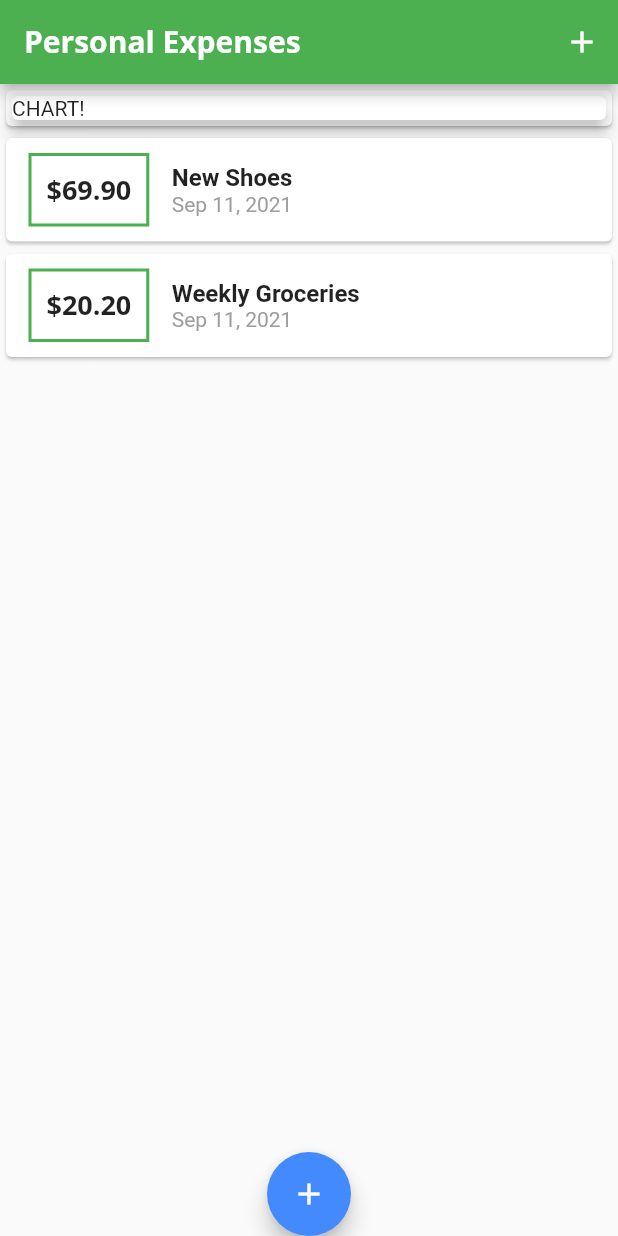
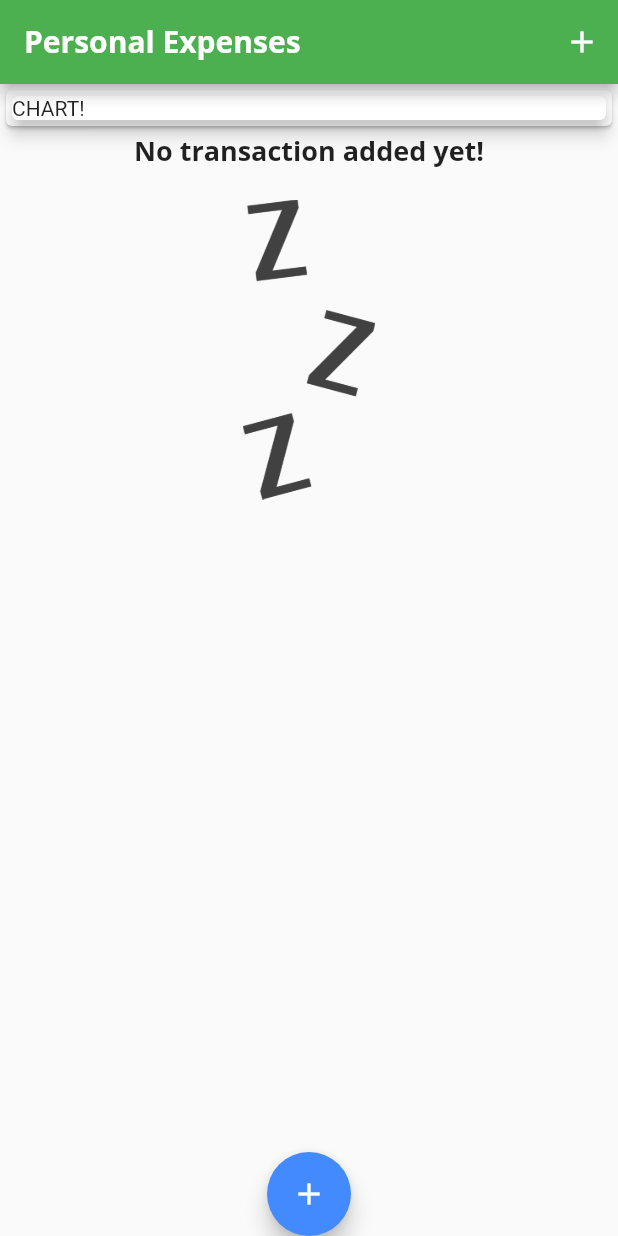
Before and after one commit to masashimorita/flutter-expenses-app, a Flutter app: the screen it shows after launch, on a phone screen of 412 x 824 dp. Run offline on Flutter 3.47's test engine with Material 2 defaults, Android fonts, the phone set to English and light mode, and no system bars.

Commit message:
feat: 🎸 Add Image to show when no transaction

```diff
--- a/lib/main.dart
+++ b/lib/main.dart
@@ -42,10 +42,7 @@ class MyHomePage extends StatefulWidget {
 }
 
 class _MyHomePageState extends State<MyHomePage> {
-  final List<Transaction> _userTransactions = [
-    Transaction('t1', 'New Shoes', 69.9, DateTime.now()),
-    Transaction('t1', 'Weekly Groceries', 20.2, DateTime.now()),
-  ];
+  final List<Transaction> _userTransactions = [];
 
   void _startAtNewTransaction(BuildContext ctx) {
     showModalBottomSheet(
--- a/lib/widgets/transaction_list.dart
+++ b/lib/widgets/transaction_list.dart
@@ -11,14 +11,31 @@ class TransactionList extends StatelessWidget {
   Widget build(BuildContext context) {
     return Container(
       height: 300,
-      child: ListView.builder(
-        itemBuilder: _buildTransactionItem,
-        itemCount: this.transactions.length,
+      child: this.transactions.isEmpty ? Column(
+        children: [
+          Text(
+            'No transaction added yet!',
+            style: Theme.of(context).textTheme.headline6,
           ),
+          SizedBox(
+            height: 20,
+          ),
+          Container(
+            height: 200,
+            child: Image.asset(
+              'assets/images/waiting.png',
+              fit: BoxFit.cover,
+            ),
+          )
+        ],
+      ) : _buildTransactionItems(),
     );
   }
 
-  Widget _buildTransactionItem(ctx, index) {
+  Widget _buildTransactionItems() {
+    return ListView.builder(
+      itemCount: this.transactions.length,
+      itemBuilder: (ctx, index) {
         return Card(
           child: Row(
             children: [
@@ -60,5 +77,7 @@ class TransactionList extends StatelessWidget {
             ],
           ),
         );
+      },
+    );
   }
 }
--- a/pubspec.yaml
+++ b/pubspec.yaml
@@ -46,9 +46,8 @@ flutter:
   uses-material-design: true
 
   # To add assets to your application, add an assets section, like this:
-  # assets:
-  #   - images/a_dot_burr.jpeg
-  #   - images/a_dot_ham.jpeg
+  assets:
+    - assets/images/waiting.png
 
   # An image asset can refer to one or more resolution-specific "variants", see
   # https://flutter.dev/assets-and-images/#resolution-aware.
```
Also changed, not shown: assets/images/waiting.png (added). Lines whose indentation alone changed are shown as unchanged.
